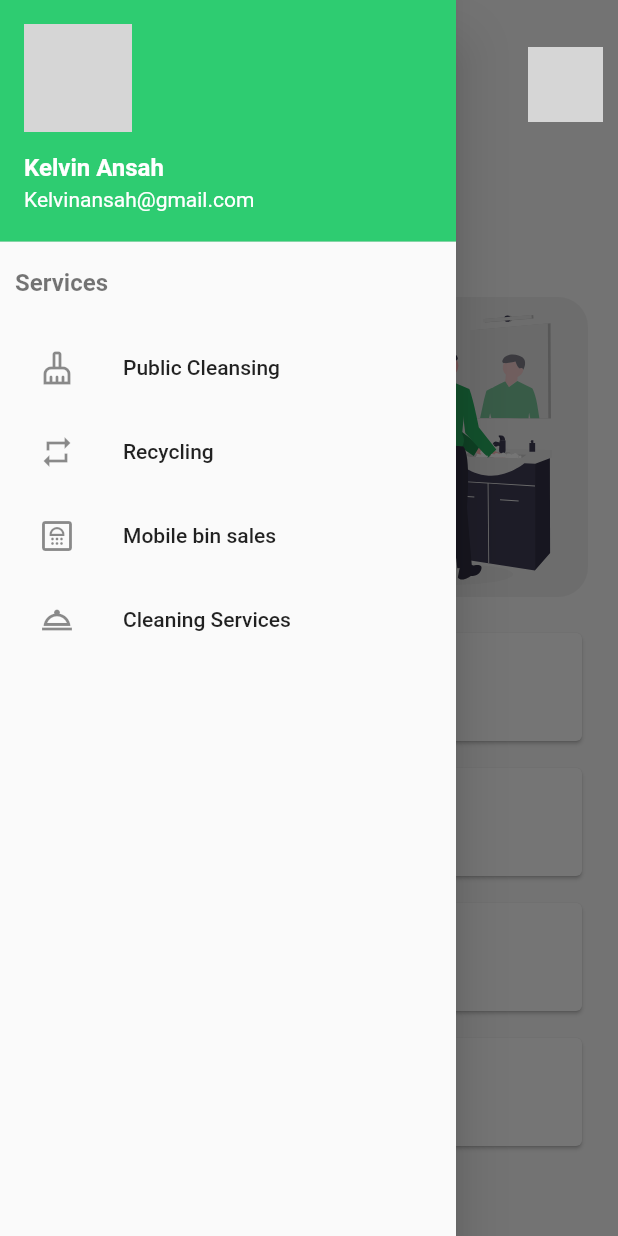
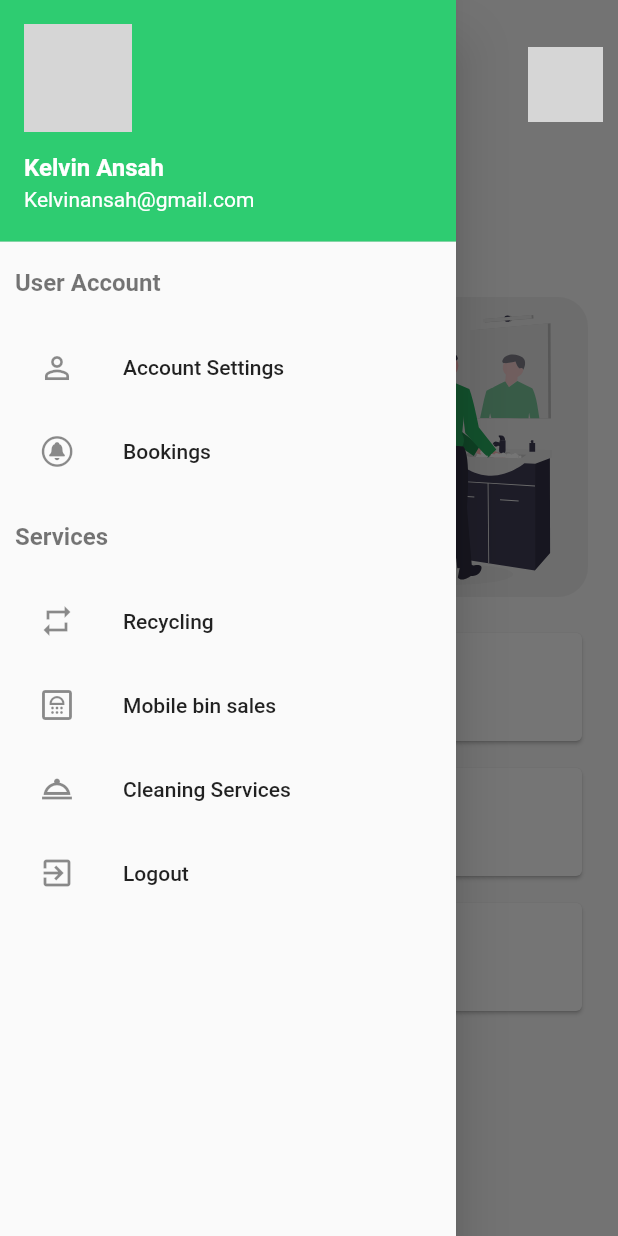
Before and after one commit to ansahkelvin/waste-ninja, a Flutter app: the HomePage screen opened directly, after a tap on an icon or button, on a phone screen of 412 x 824 dp. Run offline on Flutter 3.47's test engine with Material 2 defaults, Android fonts, the phone set to English and light mode, and no system bars; our stand-ins replace cloud_firestore, firebase_auth, firebase_core, flutter_svg, geolocator, google_maps_flutter and 1 more; missing offline and left inert: floating_navbar; accounts and stored records are empty; network calls fail; grey boxes are pictures that could not be loaded.

Commit message:
User interface update

```diff
--- a/lib/models/user.dart
+++ b/lib/models/user.dart
@@ -3,26 +3,23 @@ import 'package:google_maps_flutter/google_maps_flutter.dart';
 class Users {
   String? name;
   String? email;
-  LatLng? location;
 
   Users({
     this.name,
     this.email,
-    this.location,
   });
 
   Map<String, dynamic> toMap() {
     return {
       "name": this.name,
       "email": this.email,
-      "location": this.location,
+
     };
   }
 
   Users.fromMap(Map<String, dynamic> jsonData) {
     name = jsonData["name"];
     email = jsonData["email"];
-    location = jsonData["location"];
 
   }
 }
--- a/lib/provider/auth.dart
+++ b/lib/provider/auth.dart
@@ -1,6 +1,5 @@
 import 'package:cloud_firestore/cloud_firestore.dart';
 import 'package:firebase_auth/firebase_auth.dart';
-import 'package:google_maps_flutter/google_maps_flutter.dart';
 import 'package:wasteninja/models/user.dart';
 
 abstract class AuthBase {
@@ -14,9 +13,9 @@ abstract class AuthBase {
   Future<User?> createUserAccount(
     String email,
     String password,
-    LatLng location,
     String name,
   );
+  Future<void> logout();
 }
 
 class Auth implements AuthBase {
@@ -27,7 +26,7 @@ class Auth implements AuthBase {
 
   Stream<User?> onAuthChange() => _firebaseInstance.authStateChanges();
   Future<User?> createUserAccount(
-      String email, String password, LatLng location, String name) async {
+      String email, String password, String name) async {
     try {
       final UserCredential firebaseUser =
           await _firebaseInstance.createUserWithEmailAndPassword(
@@ -36,13 +35,13 @@ class Auth implements AuthBase {
       );
 
       final reference = FirebaseFirestore.instance
-          .collection("users/${firebaseUser.user!.uid}");
+          .collection("users")
+          .doc("${firebaseUser.user!.uid}");
       Users userData = Users(
         email: email,
         name: name,
-        location: location,
       );
-      await reference.add(userData.toMap());
+      await reference.set(userData.toMap());
 
       return firebaseUser.user;
     } catch (e) {
@@ -64,4 +63,8 @@ class Auth implements AuthBase {
       throw e;
     }
   }
+
+  Future<void> logout() async {
+    await _firebaseInstance.signOut();
+  }
 }
--- /dev/null
+++ b/lib/provider/provider.dart
@@ -0,0 +1,11 @@
+import 'package:flutter/foundation.dart';
+import 'package:geolocator/geolocator.dart';
+
+class AppProvider with ChangeNotifier {
+  Position? userPosition;
+
+  Future<void> setPosition(Position location) async {
+    userPosition = location;
+    notifyListeners();
+  }
+}
--- a/lib/screen/bookings.dart
+++ b/lib/screen/bookings.dart
@@ -19,7 +19,7 @@ class _BookingsState extends State<Bookings> {
             color: Colors.black,
           ),
         ),
-        automaticallyImplyLeading: false,
+        automaticallyImplyLeading: true,
         elevation: 0.0,
         backgroundColor: Theme.of(context).scaffoldBackgroundColor,
         iconTheme: IconThemeData(color: Colors.black),
--- a/lib/screen/drawer.dart
+++ b/lib/screen/drawer.dart
@@ -1,6 +1,11 @@
 import 'package:flutter/cupertino.dart';
 import 'package:flutter/material.dart';
+import 'package:provider/provider.dart';
 import 'package:wasteninja/helper/color.dart';
+import 'package:wasteninja/provider/auth.dart';
+import 'package:wasteninja/screen/bookings.dart';
+import 'package:wasteninja/screen/landingPage.dart';
+import 'package:wasteninja/screen/user_account.dart';
 
 class CustomDrawer extends StatelessWidget {
   const CustomDrawer({Key? key}) : super(key: key);
@@ -34,7 +39,7 @@ class CustomDrawer extends StatelessWidget {
               crossAxisAlignment: CrossAxisAlignment.start,
               children: [
                 Text(
-                  "Services",
+                  "User Account",
                   style: TextStyle(
                     color: Colors.black54,
                     fontSize: 16,
@@ -45,10 +50,30 @@ class CustomDrawer extends StatelessWidget {
                   height: 19,
                 ),
                 ListTile(
-                  leading: Icon(
-                    Icons.cleaning_services_outlined,
+                  leading: Icon(Icons.person_outline),
+                  title: Text("Account Settings"),
+                  onTap: () => Navigator.push(context,
+                      MaterialPageRoute(builder: (context) => UserAccount())),
+                ),
+                ListTile(
+                  leading: Icon(CupertinoIcons.bell_circle),
+                  title: Text("Bookings"),
+                  onTap: () => Navigator.push(context,
+                      MaterialPageRoute(builder: (context) => Bookings())),
+                ),
+                SizedBox(
+                  height: 19,
+                ),
+                Text(
+                  "Services",
+                  style: TextStyle(
+                    color: Colors.black54,
+                    fontSize: 16,
+                    fontWeight: FontWeight.bold,
                   ),
-                  title: Text("Public Cleansing"),
+                ),
+                SizedBox(
+                  height: 19,
                 ),
                 ListTile(
                   leading: Icon(Icons.repeat_outlined),
@@ -61,6 +86,17 @@ class CustomDrawer extends StatelessWidget {
                 ListTile(
                   leading: Icon(Icons.room_service_outlined),
                   title: Text("Cleaning Services"),
+                ),
+                ListTile(
+                  onTap: () async {
+                    await Provider.of<AuthBase>(context, listen: false)
+                        .logout();
+                    Navigator.of(context).pushReplacementNamed(
+                      LandingPage.route,
+                    );
+                  },
+                  leading: Icon(Icons.exit_to_app_outlined),
+                  title: Text("Logout"),
                 )
               ],
             ),
--- a/lib/screen/homePage.dart
+++ b/lib/screen/homePage.dart
@@ -1,10 +1,14 @@
 import 'package:flutter/cupertino.dart';
 import 'package:flutter/material.dart';
 import 'package:flutter_svg/svg.dart';
+import 'package:geolocator/geolocator.dart';
 import 'package:lottie/lottie.dart';
+import 'package:provider/provider.dart';
 import 'package:wasteninja/helper/color.dart';
+import 'package:wasteninja/provider/provider.dart';
 import 'package:wasteninja/screen/drawer.dart';
 import 'package:wasteninja/screen/report.dart';
+import 'package:wasteninja/screen/user_account.dart';
 import 'package:wasteninja/widget/custom_card.dart';
 
 class HomePage extends StatefulWidget {
@@ -16,6 +20,21 @@ class HomePage extends StatefulWidget {
 
 class _HomePageState extends State<HomePage> {
   final GlobalKey<ScaffoldState> scaffoldKey = GlobalKey<ScaffoldState>();
+
+  @override
+  void initState() {
+    getPositions();
+    super.initState();
+  }
+
+  Future<void> getPositions() async {
+    final position = await Geolocator.getCurrentPosition(
+        desiredAccuracy: LocationAccuracy.best);
+    Provider.of<AppProvider>(context, listen: false).setPosition(position);
+    print(position.latitude);
+    print(position.longitude);
+  }
+
   @override
   Widget build(BuildContext context) {
     return Scaffold(
@@ -60,7 +79,14 @@ class _HomePageState extends State<HomePage> {
                 repeat: false,
               ),
             ),
-            Container(
+            GestureDetector(
+              onTap: () => Navigator.push(
+                context,
+                MaterialPageRoute(
+                  builder: (context) => UserAccount(),
+                ),
+              ),
+              child: Container(
                 height: 50,
                 width: 50,
                 decoration: BoxDecoration(
@@ -70,6 +96,7 @@ class _HomePageState extends State<HomePage> {
                       "https://images.unsplash.com/photo-1563453392212-326f5e854473?ixid=MnwxMjA3fDB8MHxwaG90by1wYWdlfHx8fGVufDB8fHx8&ixlib=rb-1.2.1&auto=format&fit=crop&w=1350&q=80",
                     ),
                     fit: BoxFit.cover,
+                  ),
                 ),
               ),
             ),
@@ -225,16 +252,6 @@ class _HomePageState extends State<HomePage> {
             iconColor: Colors.green,
             icon: CupertinoIcons.bookmark,
           ),
-          SizedBox(
-            height: 10,
-          ),
-          CustomCard(
-            text: "Forum",
-            subText: "Report any issue to us",
-            callback: () {},
-            iconColor: Colors.black,
-            icon: CupertinoIcons.bubble_right,
-          ),
         ],
       ),
     );
--- a/lib/screen/loginPage.dart
+++ b/lib/screen/loginPage.dart
@@ -13,6 +13,7 @@ import 'package:wasteninja/widget/spinner.dart';
 
 class LoginPage extends StatefulWidget {
   const LoginPage({Key? key}) : super(key: key);
+  static const route = '/route';
 
   @override
   _LoginPageState createState() => _LoginPageState();
--- a/lib/widget/spinner.dart
+++ b/lib/widget/spinner.dart
@@ -16,13 +16,16 @@ class Spinner extends StatelessWidget {
           color: Colors.white,
         ),
         child: Row(
-          mainAxisAlignment: MainAxisAlignment.spaceBetween,
+          mainAxisAlignment: MainAxisAlignment.spaceAround,
           children: [
             Lottie.asset(
               "assets/images/38916-infinity-rainbow.json",
               repeat: true,
               height: 80,
               width: 100,
+            ),
+            SizedBox(
+              width: 10,
             ),
             Expanded(
               child: Text(
--- a/pubspec.yaml
+++ b/pubspec.yaml
@@ -38,6 +38,7 @@ dependencies:
   google_maps_flutter: ^2.0.8
   firebase_core_web: ^1.1.0
   geolocator: ^7.6.0
+  image_picker: ^0.8.4
 
 dev_dependencies:
   flutter_test:
```
Also changed, not shown: lib/main.dart (+10 -2 lines), lib/screen/landingPage.dart (added, +41 -0 lines), lib/screen/register.dart (+83 -5 lines), pubspec.lock, 29 other files. Lines whose indentation alone changed are shown as unchanged.
